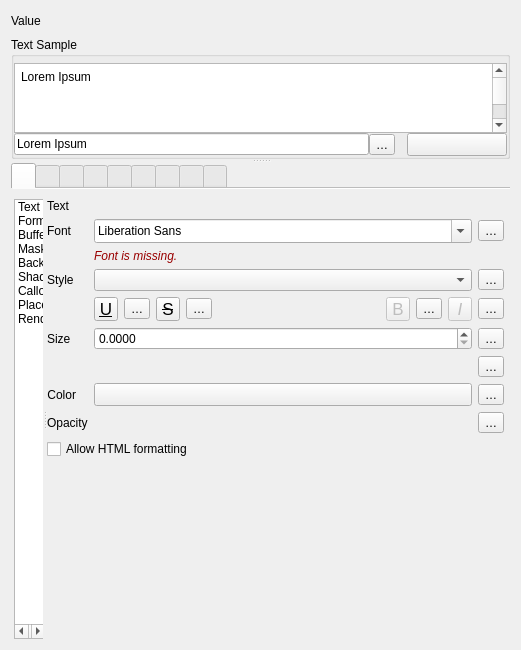
Old version of the form src/ui/qgstextformatwidgetbase.ui in the repository qgis/QGIS.
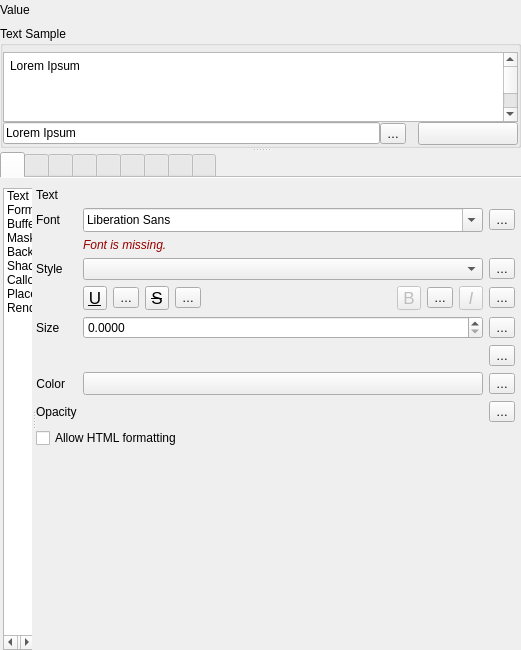
New version of the form. Icons and pictures are not drawn. Custom widgets are drawn as their Qt base class.

Commit message: Implement annotation item widget for point text annotation items

What changed in the file:
```diff
--- a/src/ui/qgstextformatwidgetbase.ui
+++ b/src/ui/qgstextformatwidgetbase.ui
@@ -14,6 +14,18 @@
    <string>Layer Labeling Settings</string>
   </property>
   <layout class="QGridLayout" name="gridLayout_8">
+   <property name="leftMargin">
+    <number>0</number>
+   </property>
+   <property name="topMargin">
+    <number>0</number>
+   </property>
+   <property name="rightMargin">
+    <number>0</number>
+   </property>
+   <property name="bottomMargin">
+    <number>0</number>
+   </property>
    <item row="1" column="0">
     <widget class="QFrame" name="mLabelingFrame">
      <property name="minimumSize">
```
The commit also changes 5 other files.
